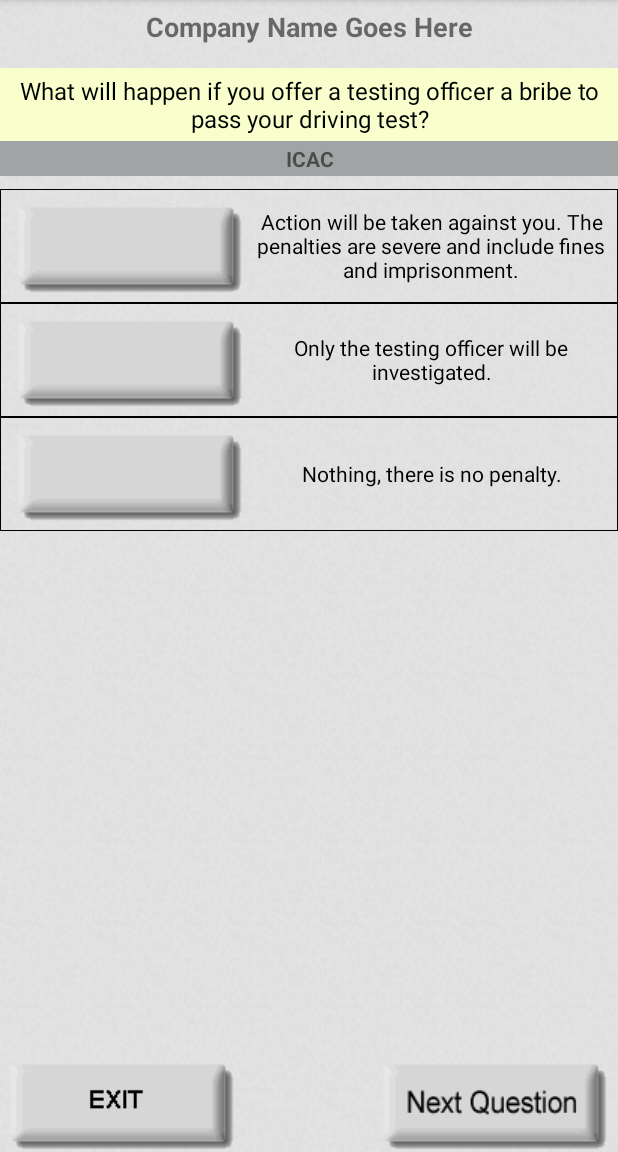
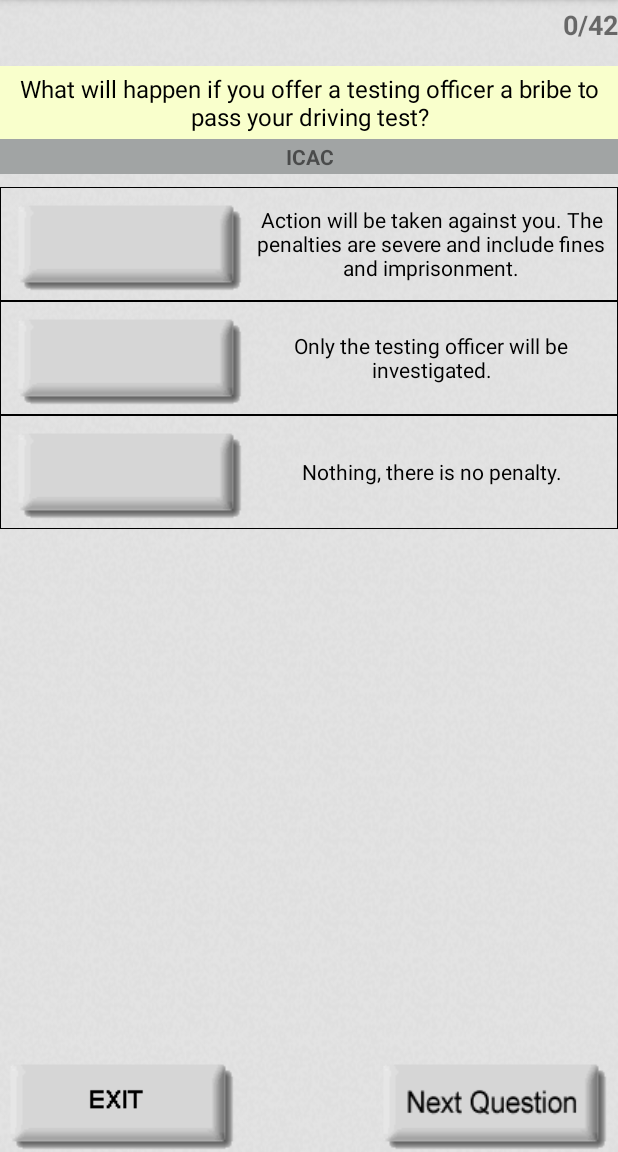
Before and after one commit to byteShaft/lisence-service, an Android app: the StartTestActivity screen opened directly, with no data from a screen before it, on a phone screen of 412 x 824 dp, the part 84-1236 px from its top. Run offline under Robolectric (Android 15) with nearby library versions, the phone set to English and light mode, and no system bars; 2 statements that could not run were skipped.

Commit message:
add counter for questions

```diff
--- a/app/src/main/java/com/byteshaft/licenseservice/ResultActivity.java
+++ b/app/src/main/java/com/byteshaft/licenseservice/ResultActivity.java
@@ -56,6 +56,11 @@ public class ResultActivity extends AppCompatActivity implements View.OnClickLis
                 totalTrue = totalTrue + Integer.parseInt(String.valueOf(hashMap.get(category)));
             }
         }
+
+        System.out.println(dataList);
+        System.out.println(hashMap);
+        System.out.println(totalQuestions);
+
         totalCalculations.setText(String.valueOf(totalTrue)+"/"+totalQuestions);
         Log.i("HashMap", String.valueOf(hashMap));
         Adapter adapter = new Adapter(getApplicationContext(), R.layout.layout_result_delegate,
--- a/app/src/main/java/com/byteshaft/licenseservice/StartTestActivity.java
+++ b/app/src/main/java/com/byteshaft/licenseservice/StartTestActivity.java
@@ -12,6 +12,7 @@ import android.view.MenuInflater;
 import android.view.MenuItem;
 import android.view.View;
 import android.widget.Button;
+import android.widget.TextView;
 import android.widget.Toast;
 
 import com.byteshaft.licenseservice.fragments.QuestionsFragment;
@@ -62,6 +63,7 @@ public class StartTestActivity extends AppCompatActivity implements View.OnClick
     private Button exitButton;
     private Button okButton;
     private String intentValue;
+    private TextView currentQuestionNumber;
     private int totalAskedQuestions = 0;
     private boolean wrongAnswer = false;
     private static ArrayList<Integer> askedItems;
@@ -86,6 +88,7 @@ public class StartTestActivity extends AppCompatActivity implements View.OnClick
     protected void onCreate(Bundle savedInstanceState) {
         super.onCreate(savedInstanceState);
         setContentView(R.layout.layout_start_test);
+        currentQuestionNumber = (TextView) findViewById(R.id.current_question_number);
         instance = this;
         intentValue = getIntent().getStringExtra(AppGlobals.INTENT_KEY);
         answersHashMap = new HashMap<>();
@@ -313,6 +316,7 @@ public class StartTestActivity extends AppCompatActivity implements View.OnClick
                     }
                 }
                 totalAskedQuestions = totalAskedQuestions + 1;
+                currentQuestionNumber.setText(String.valueOf(totalAskedQuestions));
                 if (wrongAnswer) {
                     QuestionsFragment.getInstance().getAnswerRadioButton().
                             setCompoundDrawablesWithIntrinsicBounds(R.drawable.png_selector, 0, 0, 0);
--- a/app/src/main/res/layout/layout_main.xml
+++ b/app/src/main/res/layout/layout_main.xml
@@ -6,7 +6,7 @@
     android:layout_width="match_parent"
     android:layout_height="match_parent"
     android:fitsSystemWindows="true"
-    android:layout_gravity="right"
+    android:layout_gravity="end"
     tools:openDrawer="right">
 
     <include
--- a/app/src/main/res/layout/layout_start_test.xml
+++ b/app/src/main/res/layout/layout_start_test.xml
@@ -5,20 +5,44 @@
     android:layout_height="match_parent"
     android:background="@drawable/background">
 
-    <TextView
-        android:layout_marginTop="5dp"
-        android:text="Company Name Goes Here"
-        android:id="@+id/title"
-        android:textSize="18sp"
-        android:textStyle="bold"
-        android:gravity="center_horizontal"
+    <LinearLayout
+        android:id="@+id/total_questions_layout"
         android:layout_width="match_parent"
         android:layout_height="wrap_content"
-        android:layout_alignParentTop="true"/>
+        android:layout_marginTop="4dp"
+        android:gravity="right"
+        android:orientation="horizontal">
+
+        <TextView
+            android:text="0"
+            android:id="@+id/current_question_number"
+            android:textSize="18sp"
+            android:textStyle="bold"
+            android:gravity="center_horizontal"
+            android:layout_width="wrap_content"
+            android:layout_height="wrap_content"/>
+
+        <TextView
+            android:text="/"
+            android:textSize="18sp"
+            android:textStyle="bold"
+            android:gravity="center_horizontal"
+            android:layout_width="wrap_content"
+            android:layout_height="wrap_content"/>
+
+        <TextView
+            android:id="@+id/total_questions"
+            android:text="42"
+            android:textSize="18sp"
+            android:textStyle="bold"
+            android:gravity="center_horizontal"
+            android:layout_width="wrap_content"
+            android:layout_height="wrap_content"/>
+    </LinearLayout>
 
     <FrameLayout
         android:id="@+id/container"
-        android:layout_below="@+id/title"
+        android:layout_below="@+id/total_questions_layout"
         android:layout_width="match_parent"
         android:layout_height="wrap_content" >
     </FrameLayout>
```
